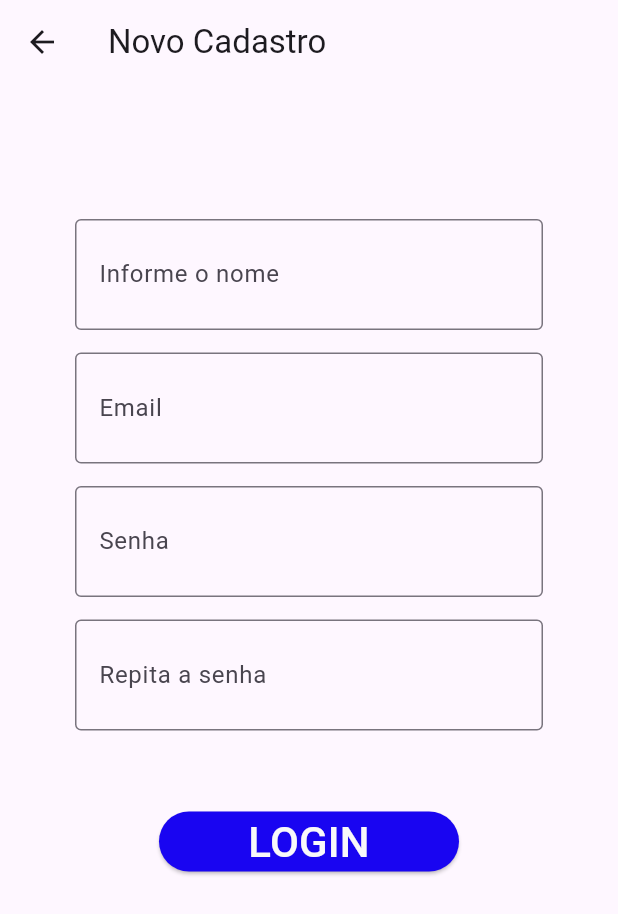
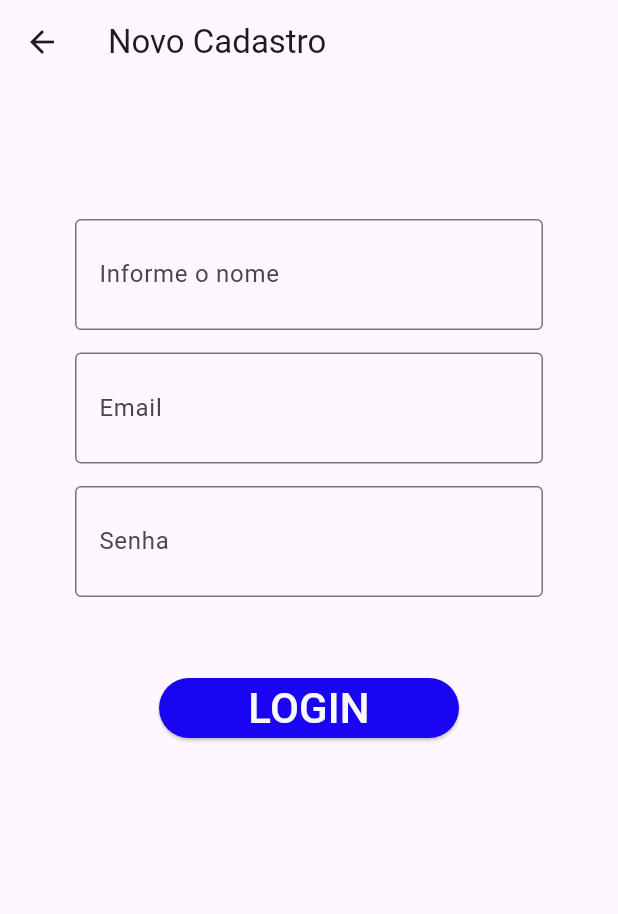
Before and after one commit to rachelcsp/prova-1, a Flutter app: the screen it shows after launch, after a tap on "LOGIN", after a tap on "Novo Cadastro", on a phone screen of 412 x 824 dp. Shown: the top 914 px of the screen. Run offline on Flutter 3.47's test engine with Material 3 defaults, Android fonts, the phone set to English and light mode, and no system bars; our stand-ins replace device_preview.

```diff
--- a/lib/login.dart
+++ b/lib/login.dart
@@ -35,12 +35,23 @@ class _PrincipalViewState extends State<PrincipalView> {
           child: SingleChildScrollView(
             child: Column(
               children: [
+
+              //
+              // IMAGEM
+              //
+              Image.asset(
+                'lib/imagens/1310969.jpg',
+                width: 100,
+                height: 100,
+              ),
+
+              SizedBox(height: 20),
                 //
                 // CAMPO DE TEXTO
                 //
                 TextFormField(
                   controller: txtValor1,
-                  style: TextStyle(fontSize: 32),
+                  style: TextStyle(fontSize: 25),
                   decoration: InputDecoration(
                     labelText: 'login',
                     border: OutlineInputBorder(),
@@ -60,11 +71,11 @@ class _PrincipalViewState extends State<PrincipalView> {
                   },
                 ),
 
-                SizedBox(height: 30),
+                SizedBox(height: 20),
 
                 TextFormField(
                   controller: txtValor2,
-                  style: TextStyle(fontSize: 32),
+                  style: TextStyle(fontSize: 25),
                   decoration: InputDecoration(
                     labelText: 'senha',
                     border: OutlineInputBorder(),
@@ -151,7 +162,7 @@ class _PrincipalViewState extends State<PrincipalView> {
                 //
                 //ElevatedButton, OutlinedButton, TextButton
                 SizedBox(
-                  height: 50,
+                  height: 35,
                 ),
                 ElevatedButton(
                   style: ElevatedButton.styleFrom(
@@ -195,7 +206,7 @@ class _PrincipalViewState extends State<PrincipalView> {
                 //Caixa de Texto "Sobre nós"
                 //
                 SizedBox(
-                  height: 150,
+                  height: 90,
                 ),
                 TextButton(
                   onPressed: () => showDialog(
--- a/lib/tela02.dart
+++ b/lib/tela02.dart
@@ -113,31 +113,6 @@ class _TelaCadastroState extends State<TelaCadastro> {
                 },
               ),
 
-              SizedBox(height: 15),
-              //
-              // CAMPO DE TEXTO ' repita a senha'
-              //
-              TextFormField(
-                controller: txtValor5,
-                style: TextStyle(fontSize: 28),
-                decoration: InputDecoration(
-                  labelText: 'Repita a senha',
-                  border: OutlineInputBorder(),
-                ),
-                //
-                // Validação
-                //
-                validator: (value) {
-                  if (value == null) {
-                    return 'Repita a senha';
-                  } else if (value.isEmpty) {
-                    return 'Repita a senha';
-                  }
-                  //Retornar null significa que o campo
-                  //foi validado com sucesso!
-                  return null;
-                },
-              ),
 
               //
               // BOTÃO
--- a/pubspec.yaml
+++ b/pubspec.yaml
@@ -18,3 +18,5 @@ dev_dependencies:
 
 flutter:
   uses-material-design: true
+  assets:
+  - lib/imagens/1310969.jpg
```
Also changed, not shown: lib/imagens/1310969.jpg (added).
